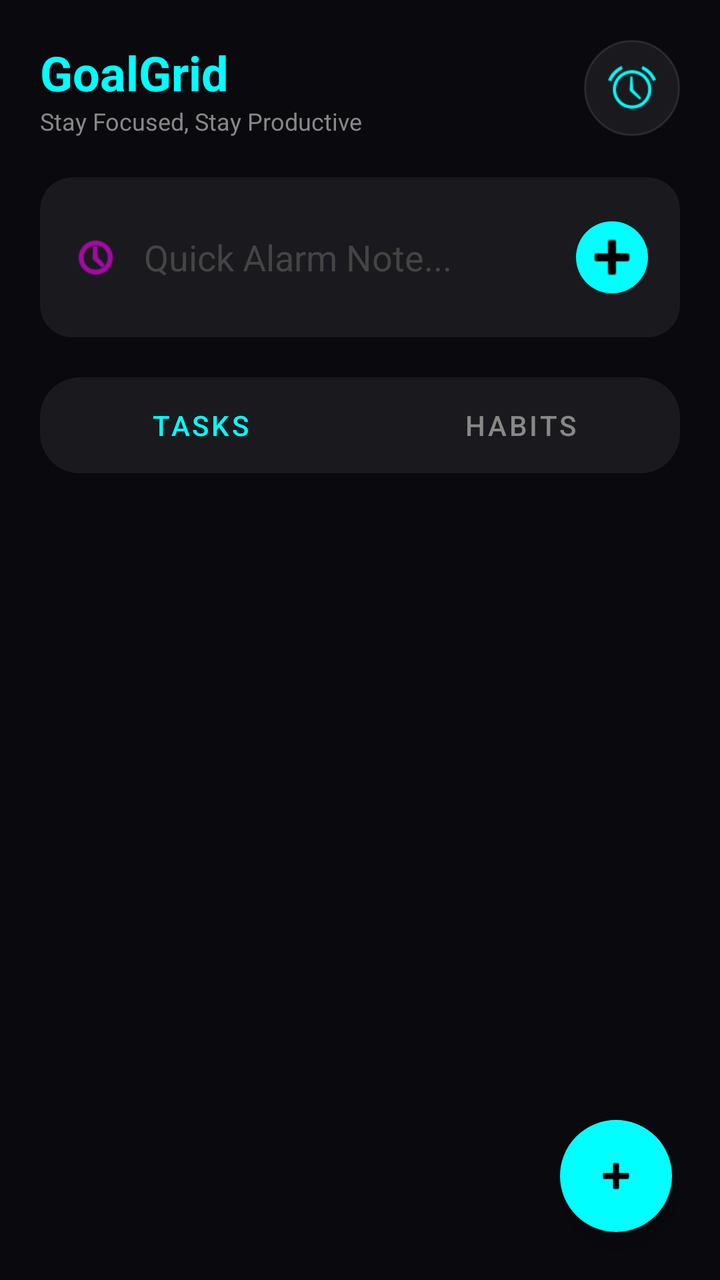
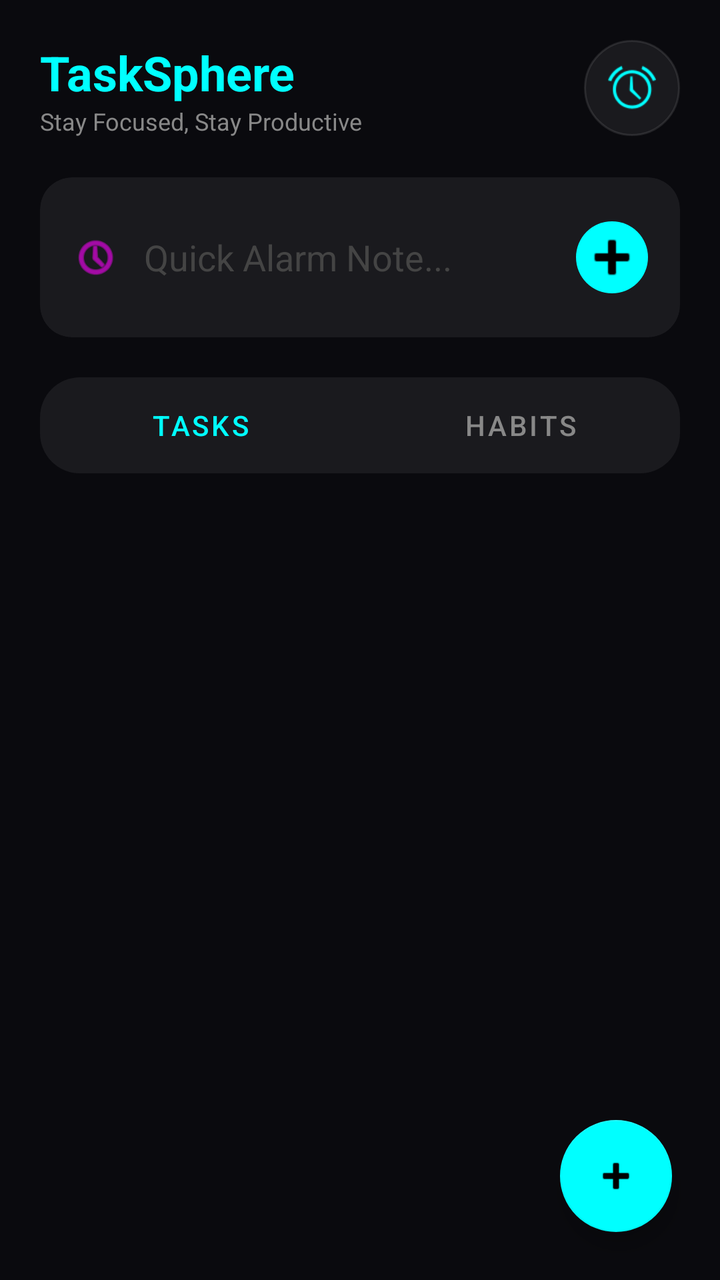

Two renders of the same Android screen: before a commit and after it. Below are the layout's source before the change and the commit's diff.
<!-- AndroidManifest.xml: activity theme Theme.GoalGrid -->
<!-- res/layout/activity_main.xml -->
<?xml version="1.0" encoding="utf-8"?>
<androidx.coordinatorlayout.widget.CoordinatorLayout xmlns:android="http://schemas.android.com/apk/res/android"
    xmlns:app="http://schemas.android.com/apk/res-auto"
    android:layout_width="match_parent"
    android:layout_height="match_parent"
    android:background="#0A0A0E">

    <LinearLayout
        android:layout_width="match_parent"
        android:layout_height="match_parent"
        android:orientation="vertical">

        
        <LinearLayout
            android:layout_width="match_parent"
            android:layout_height="wrap_content"
            android:orientation="vertical"
            android:padding="20.dp">

            <RelativeLayout
                android:layout_width="match_parent"
                android:layout_height="wrap_content">

                <LinearLayout
                    android:layout_width="wrap_content"
                    android:layout_height="wrap_content"
                    android:orientation="vertical">

                    <TextView
                        android:layout_width="wrap_content"
                        android:layout_height="wrap_content"
                        android:text="GoalGrid"
                        android:textColor="#00FFFF"
                        android:textSize="24sp"
                        android:textStyle="bold" />

                    <TextView
                        android:layout_width="wrap_content"
                        android:layout_height="wrap_content"
                        android:text="Stay Focused, Stay Productive"
                        android:textColor="#888888"
                        android:textSize="12sp" />
                </LinearLayout>

                <ImageView
                    android:layout_width="48.dp"
                    android:layout_height="48.dp"
                    android:layout_alignParentEnd="true"
                    android:background="@drawable/circle_bg"
                    android:padding="12.dp"
                    android:src="@android:drawable/ic_lock_idle_alarm"
                    app:tint="#00FFFF" />
            </RelativeLayout>

            
            <androidx.cardview.widget.CardView
                android:layout_width="match_parent"
                android:layout_height="80.dp"
                android:layout_marginTop="20.dp"
                app:cardBackgroundColor="#1A1A1E"
                app:cardCornerRadius="16.dp"
                app:cardElevation="0.dp">

                <LinearLayout
                    android:layout_width="match_parent"
                    android:layout_height="match_parent"
                    android:gravity="center_vertical"
                    android:padding="16.dp">

                    <ImageView
                        android:layout_width="24.dp"
                        android:layout_height="24.dp"
                        android:src="@android:drawable/ic_menu_recent_history"
                        app:tint="#FF00FF" />

                    <EditText
                        android:id="@+id/quickNoteInput"
                        android:layout_width="0dp"
                        android:layout_height="wrap_content"
                        android:layout_marginStart="12.dp"
                        android:layout_weight="1"
                        android:background="@null"
                        android:hint="Quick Alarm Note..."
                        android:textColor="@android:color/white"
                        android:textColorHint="#444444" />

                    <ImageButton
                        android:id="@+id/addQuickAlarm"
                        android:layout_width="36.dp"
                        android:layout_height="36.dp"
                        android:background="@drawable/circle_bg_cyan"
                        android:src="@android:drawable/ic_input_add"
                        app:tint="@android:color/black" />
                </LinearLayout>
            </androidx.cardview.widget.CardView>
        </LinearLayout>

        
        <com.google.android.material.tabs.TabLayout
            android:id="@+id/tabLayout"
            android:layout_width="match_parent"
            android:layout_height="wrap_content"
            android:layout_marginHorizontal="20.dp"
            android:background="@drawable/tab_bg"
            app:tabIndicatorHeight="0dp"
            app:tabRippleColor="@null"
            app:tabSelectedTextColor="#00FFFF"
            app:tabTextColor="#888888">

            <com.google.android.material.tabs.TabItem
                android:layout_width="wrap_content"
                android:layout_height="wrap_content"
                android:text="Tasks" />

            <com.google.android.material.tabs.TabItem
                android:layout_width="wrap_content"
                android:layout_height="wrap_content"
                android:text="Habits" />
        </com.google.android.material.tabs.TabLayout>

        
        <FrameLayout
            android:id="@+id/contentFrame"
            android:layout_width="match_parent"
            android:layout_height="0dp"
            android:layout_weight="1" />

    </LinearLayout>

    <com.google.android.material.floatingactionbutton.FloatingActionButton
        android:id="@+id/fab"
        android:layout_width="wrap_content"
        android:layout_height="wrap_content"
        android:layout_gravity="bottom|end"
        android:layout_margin="24.dp"
        android:src="@android:drawable/ic_input_add"
        app:backgroundTint="#00FFFF"
        app:tint="@android:color/black" />

</androidx.coordinatorlayout.widget.CoordinatorLayout>
<!-- resources referenced by this layout -->
<resources>
  <!-- drawable circle_bg (drawable) -->
  <?xml version="1.0" encoding="utf-8"?>
  <shape xmlns:android="http://schemas.android.com/apk/res/android"
      android:shape="oval">
      <solid android:color="#1A1A1E" />
      <stroke android:width="1dp" android:color="#1AFFFFFF" />
  </shape>
  <!-- drawable circle_bg_cyan (drawable) -->
  <?xml version="1.0" encoding="utf-8"?>
  <shape xmlns:android="http://schemas.android.com/apk/res/android"
      android:shape="oval">
      <solid android:color="#00FFFF" />
  </shape>
  <!-- drawable tab_bg (drawable) -->
  <?xml version="1.0" encoding="utf-8"?>
  <shape xmlns:android="http://schemas.android.com/apk/res/android">
      <solid android:color="#1A1A1E" />
      <corners android:radius="20.dp" />
  </shape>
  <style name="Theme.GoalGrid" parent="Theme.MaterialComponents.DayNight.NoActionBar">
          
          <item name="colorPrimary">@color/cyan_neon</item>
          <item name="colorPrimaryVariant">@color/cyan_neon</item>
          <item name="colorOnPrimary">@color/black</item>
          
          <item name="colorSecondary">@color/magenta_neon</item>
          <item name="colorSecondaryVariant">@color/magenta_neon</item>
          <item name="colorOnSecondary">@color/black</item>
          
          <item name="android:statusBarColor">@color/dark_bg</item>
          
      </style>
  <color name="cyan_neon">#00FFFF</color>
  <color name="black">#FF000000</color>
  <color name="magenta_neon">#FF00FF</color>
  <color name="dark_bg">#0A0A0E</color>
</resources>

<!-- the commit's change to res/layout/activity_main.xml (unified diff, before → after) -->
@@ -15,7 +15,7 @@
             android:layout_width="match_parent"
             android:layout_height="wrap_content"
             android:orientation="vertical"
-            android:padding="20.dp">
+            android:padding="20dp">
 
             <RelativeLayout
                 android:layout_width="match_parent"
@@ -29,7 +29,7 @@
                     <TextView
                         android:layout_width="wrap_content"
                         android:layout_height="wrap_content"
-                        android:text="GoalGrid"
+                        android:text="TaskSphere"
                         android:textColor="#00FFFF"
                         android:textSize="24sp"
                         android:textStyle="bold" />
@@ -43,11 +43,11 @@
                 </LinearLayout>
 
                 <ImageView
-                    android:layout_width="48.dp"
-                    android:layout_height="48.dp"
+                    android:layout_width="48dp"
+                    android:layout_height="48dp"
                     android:layout_alignParentEnd="true"
                     android:background="@drawable/circle_bg"
-                    android:padding="12.dp"
+                    android:padding="12dp"
                     android:src="@android:drawable/ic_lock_idle_alarm"
                     app:tint="#00FFFF" />
             </RelativeLayout>
@@ -55,21 +55,21 @@
             
             <androidx.cardview.widget.CardView
                 android:layout_width="match_parent"
-                android:layout_height="80.dp"
-                android:layout_marginTop="20.dp"
+                android:layout_height="80dp"
+                android:layout_marginTop="20dp"
                 app:cardBackgroundColor="#1A1A1E"
-                app:cardCornerRadius="16.dp"
-                app:cardElevation="0.dp">
+                app:cardCornerRadius="16dp"
+                app:cardElevation="0dp">
 
                 <LinearLayout
                     android:layout_width="match_parent"
                     android:layout_height="match_parent"
                     android:gravity="center_vertical"
-                    android:padding="16.dp">
+                    android:padding="16dp">
 
                     <ImageView
-                        android:layout_width="24.dp"
-                        android:layout_height="24.dp"
+                        android:layout_width="24dp"
+                        android:layout_height="24dp"
                         android:src="@android:drawable/ic_menu_recent_history"
                         app:tint="#FF00FF" />
 
@@ -77,7 +77,7 @@
                         android:id="@+id/quickNoteInput"
                         android:layout_width="0dp"
                         android:layout_height="wrap_content"
-                        android:layout_marginStart="12.dp"
+                        android:layout_marginStart="12dp"
                         android:layout_weight="1"
                         android:background="@null"
                         android:hint="Quick Alarm Note..."
@@ -86,8 +86,8 @@
 
                     <ImageButton
                         android:id="@+id/addQuickAlarm"
-                        android:layout_width="36.dp"
-                        android:layout_height="36.dp"
+                        android:layout_width="36dp"
+                        android:layout_height="36dp"
                         android:background="@drawable/circle_bg_cyan"
                         android:src="@android:drawable/ic_input_add"
                         app:tint="@android:color/black" />
@@ -100,7 +100,7 @@
             android:id="@+id/tabLayout"
             android:layout_width="match_parent"
             android:layout_height="wrap_content"
-            android:layout_marginHorizontal="20.dp"
+            android:layout_marginHorizontal="20dp"
             android:background="@drawable/tab_bg"
             app:tabIndicatorHeight="0dp"
             app:tabRippleColor="@null"
@@ -132,7 +132,7 @@
         android:layout_width="wrap_content"
         android:layout_height="wrap_content"
         android:layout_gravity="bottom|end"
-        android:layout_margin="24.dp"
+        android:layout_margin="24dp"
         android:src="@android:drawable/ic_input_add"
         app:backgroundTint="#00FFFF"
         app:tint="@android:color/black" />
